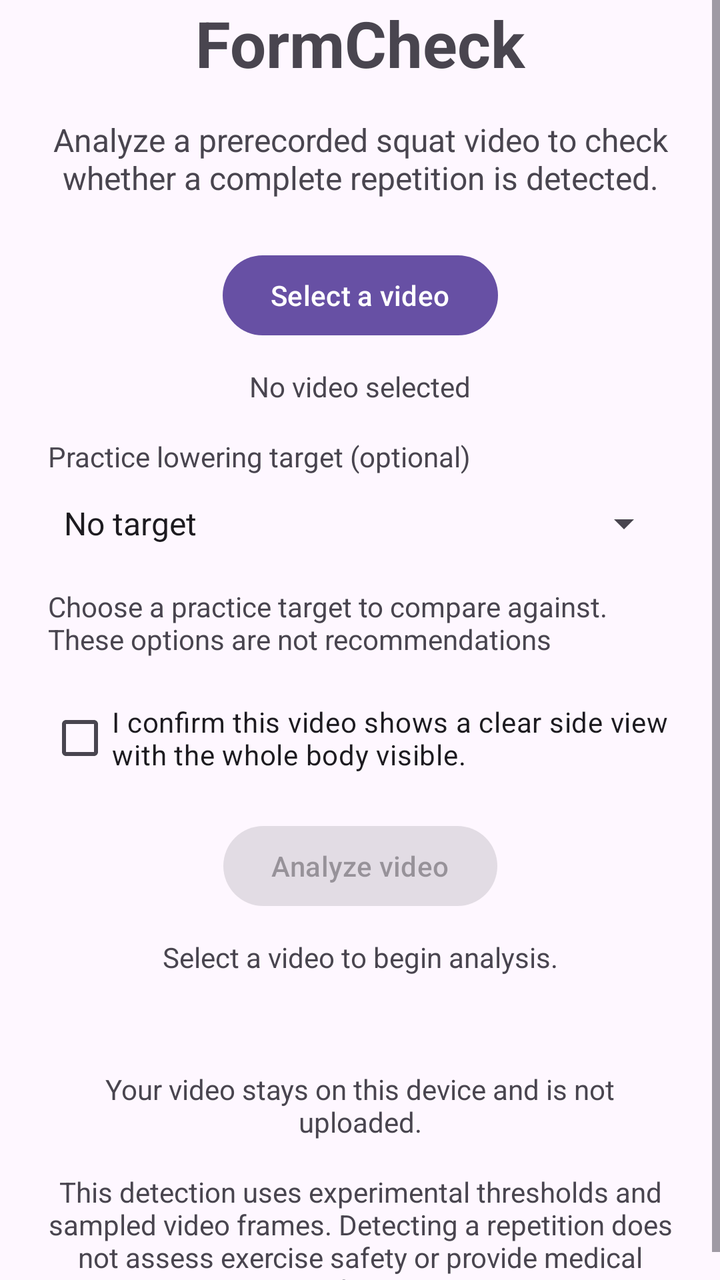
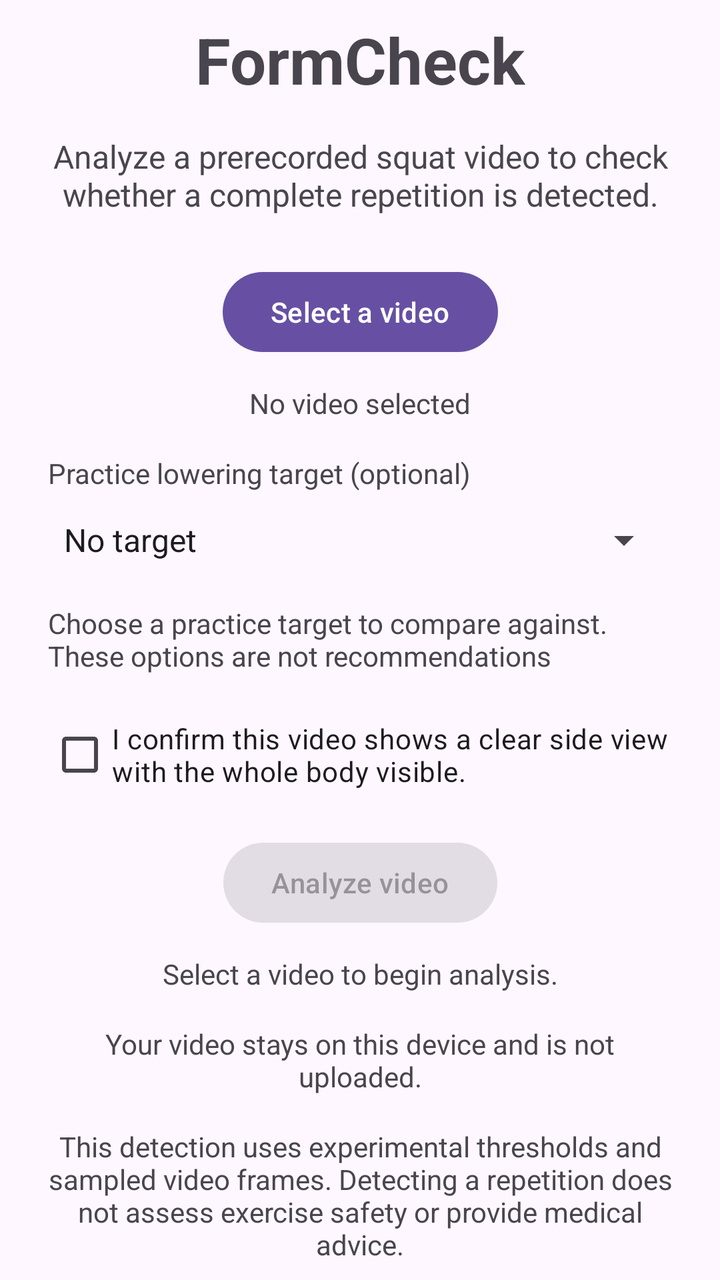

Before-and-after screenshots of an Android layout around one commit, followed by the original layout XML and the change that was made.
<!-- AndroidManifest.xml: application theme Theme.FormCheck -->
<!-- res/layout/activity_main.xml -->
<?xml version="1.0" encoding="utf-8"?>
<ScrollView xmlns:android="http://schemas.android.com/apk/res/android"
    xmlns:app="http://schemas.android.com/apk/res-auto"
    xmlns:tools="http://schemas.android.com/tools"
    android:id="@+id/main"
    android:layout_width="match_parent"
    android:layout_height="match_parent"
    android:fillViewport="true" >

    <androidx.constraintlayout.widget.ConstraintLayout
        android:id="@+id/mainContent"
        android:layout_width="match_parent"
        android:layout_height="wrap_content"
        tools:context=".MainActivity">

        <TextView
            android:id="@+id/appTitle"
            android:layout_width="wrap_content"
            android:layout_height="wrap_content"
            android:text="@string/app_name"
            android:textSize="32sp"
            android:textStyle="bold"
            app:layout_constraintBottom_toTopOf="@id/videoDescriptionText"
            app:layout_constraintVertical_chainStyle="packed"
            app:layout_constraintEnd_toEndOf="parent"
            app:layout_constraintStart_toStartOf="parent"
            app:layout_constraintTop_toTopOf="parent" />

        <TextView
            android:id="@+id/videoDescriptionText"
            android:layout_width="0dp"
            android:layout_height="wrap_content"
            android:layout_marginStart="24dp"
            android:layout_marginTop="16dp"
            android:layout_marginEnd="24dp"
            android:gravity="center"
            android:text="@string/video_description"
            android:textSize="16sp"
            app:layout_constraintStart_toStartOf="parent"
            app:layout_constraintEnd_toEndOf="parent"
            app:layout_constraintTop_toBottomOf="@id/appTitle"
            app:layout_constraintBottom_toTopOf="@id/selectVideoButton" />

        <Button
            android:id="@+id/selectVideoButton"
            android:layout_width="wrap_content"
            android:layout_height="wrap_content"
            android:layout_marginTop="24dp"
            android:minHeight="48dp"
            android:text="@string/select_video"
            app:layout_constraintStart_toStartOf="parent"
            app:layout_constraintEnd_toEndOf="parent"
            app:layout_constraintTop_toBottomOf="@id/videoDescriptionText"
            app:layout_constraintBottom_toTopOf="@id/selectionStatusText" />

        <TextView
            android:id="@+id/selectionStatusText"
            android:layout_width="0dp"
            android:layout_height="wrap_content"
            android:layout_marginStart="24dp"
            android:layout_marginTop="12dp"
            android:layout_marginEnd="24dp"
            android:gravity="center"
            android:text="@string/no_video_selected"
            android:textSize="14sp"
            app:layout_constraintStart_toStartOf="parent"
            app:layout_constraintEnd_toEndOf="parent"
            app:layout_constraintTop_toBottomOf="@id/selectVideoButton"
            app:layout_constraintBottom_toTopOf="@id/loweringTargetLabel" />

        <TextView
            android:id="@+id/loweringTargetLabel"
            android:layout_width="0dp"
            android:layout_height="wrap_content"
            android:layout_marginStart="24dp"
            android:layout_marginEnd="24dp"
            android:layout_marginTop="16dp"
            android:text="@string/lowering_target_label"
            android:labelFor="@id/loweringTargetSpinner"
            app:layout_constraintStart_toStartOf="parent"
            app:layout_constraintEnd_toEndOf="parent"
            app:layout_constraintTop_toBottomOf="@id/selectionStatusText"
            app:layout_constraintBottom_toTopOf="@id/loweringTargetSpinner" />

        <Spinner
            android:id="@+id/loweringTargetSpinner"
            android:layout_width="0dp"
            android:layout_height="wrap_content"
            android:minHeight="48dp"
            android:layout_marginStart="24dp"
            android:layout_marginEnd="24dp"
            android:entries="@array/lowering_target_options"
            android:spinnerMode="dropdown"
            app:layout_constraintStart_toStartOf="parent"
            app:layout_constraintEnd_toEndOf="parent"
            app:layout_constraintTop_toBottomOf="@id/loweringTargetLabel"
            app:layout_constraintBottom_toTopOf="@id/loweringTargetHelp" />
        
        <TextView
            android:id="@+id/loweringTargetHelp"
            android:layout_width="0dp"
            android:layout_height="wrap_content"
            android:text="@string/lowering_target_help"
            android:layout_marginStart="24dp"
            android:layout_marginEnd="24dp"
            android:layout_marginTop="8dp"
            android:textSize="14sp"
            app:layout_constraintStart_toStartOf="parent"
            app:layout_constraintEnd_toEndOf="parent"
            app:layout_constraintTop_toBottomOf="@id/loweringTargetSpinner"
            app:layout_constraintBottom_toTopOf="@id/recordingSuitabilityCheckBox" />

        <CheckBox
            android:id="@+id/recordingSuitabilityCheckBox"
            android:layout_width="0dp"
            android:layout_height="wrap_content"
            android:minHeight="48dp"
            android:layout_marginStart="24dp"
            android:layout_marginEnd="24dp"
            android:layout_marginTop="16dp"
            android:text="@string/recording_confirmation"
            android:checked="false"
            app:layout_constraintStart_toStartOf="parent"
            app:layout_constraintEnd_toEndOf="parent"
            app:layout_constraintTop_toBottomOf="@id/loweringTargetHelp"
            app:layout_constraintBottom_toTopOf="@id/analyzeVideoButton" />

        <Button
            android:id="@+id/analyzeVideoButton"
            android:layout_width="wrap_content"
            android:layout_height="wrap_content"
            android:text="@string/analyze_video"
            android:enabled="false"
            android:minHeight="48dp"
            android:layout_marginTop="16dp"
            app:layout_constraintStart_toStartOf="parent"
            app:layout_constraintEnd_toEndOf="parent"
            app:layout_constraintTop_toBottomOf="@id/recordingSuitabilityCheckBox"
            app:layout_constraintBottom_toTopOf="@id/analysisResultText" />

        <TextView
            android:id="@+id/analysisResultText"
            android:layout_width="0dp"
            android:layout_height="wrap_content"
            android:layout_marginStart="24dp"
            android:layout_marginEnd="24dp"
            android:layout_marginTop="12dp"
            android:gravity="center"
            android:text="@string/analysis_not_started"
            android:textSize="14sp"
            app:layout_constraintStart_toStartOf="parent"
            app:layout_constraintEnd_toEndOf="parent"
            app:layout_constraintTop_toBottomOf="@id/analyzeVideoButton"
            app:layout_constraintBottom_toTopOf="@id/repetitionDetailsText" />

        <TextView
            android:id="@+id/repetitionDetailsText"
            android:layout_width="0dp"
            android:layout_height="wrap_content"
            android:layout_marginStart="24dp"
            android:layout_marginEnd="24dp"
            android:layout_marginTop="12dp"
            android:gravity="center"
            android:text=""
            android:textSize="14sp"
            app:layout_constraintStart_toStartOf="parent"
            app:layout_constraintEnd_toEndOf="parent"
            app:layout_constraintTop_toBottomOf="@id/analysisResultText"
            app:layout_constraintBottom_toTopOf="@id/privacyText" />

        <TextView
            android:id="@+id/privacyText"
            android:layout_width="0dp"
            android:layout_height="wrap_content"
            android:layout_marginStart="24dp"
            android:layout_marginTop="16dp"
            android:layout_marginEnd="24dp"
            android:gravity="center"
            android:text="@string/privacy_message"
            android:textSize="14sp"
            app:layout_constraintStart_toStartOf="parent"
            app:layout_constraintEnd_toEndOf="parent"
            app:layout_constraintTop_toBottomOf="@id/repetitionDetailsText"
            app:layout_constraintBottom_toTopOf="@id/analysisLimitationsText" />

        <TextView
            android:id="@+id/analysisLimitationsText"
            android:layout_width="0dp"
            android:layout_height="wrap_content"
            android:layout_marginStart="24dp"
            android:layout_marginTop="16dp"
            android:layout_marginEnd="24dp"
            android:gravity="center"
            android:text="@string/analysis_limitations"
            android:textSize="14sp"
            app:layout_constraintStart_toStartOf="parent"
            app:layout_constraintEnd_toEndOf="parent"
            app:layout_constraintTop_toBottomOf="@id/privacyText"
            app:layout_constraintBottom_toBottomOf="parent" />

    </androidx.constraintlayout.widget.ConstraintLayout>
</ScrollView>
<!-- resources referenced by this layout -->
<resources>
  <string-array name="lowering_target_options"><item>No target</item><item>1 second</item><item>2 seconds</item><item>3 seconds</item><item>4 seconds</item></string-array>
  <string name="analysis_limitations">This detection uses experimental thresholds and sampled video frames. Detecting a repetition does not assess exercise safety or provide medical advice.</string>
  <string name="analysis_not_started">Select a video to begin analysis.</string>
  <string name="analyze_video">Analyze video</string>
  <string name="app_name">FormCheck</string>
  <string name="lowering_target_help">Choose a practice target to compare against. These options are not recommendations</string>
  <string name="lowering_target_label">Practice lowering target (optional)</string>
  <string name="no_video_selected">No video selected</string>
  <string name="privacy_message">Your video stays on this device and is not uploaded.</string>
  <string name="recording_confirmation">I confirm this video shows a clear side view with the whole body visible.</string>
  <string name="select_video">Select a video</string>
  <string name="video_description">Analyze a prerecorded squat video to check whether a complete repetition is detected.</string>
  <style name="Theme.FormCheck" parent="Base.Theme.FormCheck" />
  <style name="Base.Theme.FormCheck" parent="Theme.Material3.DayNight.NoActionBar">
          
          
      </style>
</resources>

<!-- the commit's change to res/layout/activity_main.xml (unified diff, before → after) -->
@@ -136,6 +136,19 @@
             app:layout_constraintStart_toStartOf="parent"
             app:layout_constraintEnd_toEndOf="parent"
             app:layout_constraintTop_toBottomOf="@id/recordingSuitabilityCheckBox"
+            app:layout_constraintBottom_toTopOf="@id/cancelAnalysisButton" />
+
+        <Button
+            android:id="@+id/cancelAnalysisButton"
+            android:layout_width="wrap_content"
+            android:layout_height="wrap_content"
+            android:layout_marginTop="8dp"
+            android:minHeight="48dp"
+            android:text="@string/cancel_analysis"
+            android:visibility="gone"
+            app:layout_constraintStart_toStartOf="parent"
+            app:layout_constraintEnd_toEndOf="parent"
+            app:layout_constraintTop_toBottomOf="@id/analyzeVideoButton"
             app:layout_constraintBottom_toTopOf="@id/analysisResultText" />
 
         <TextView
@@ -150,37 +163,22 @@
             android:textSize="14sp"
             app:layout_constraintStart_toStartOf="parent"
             app:layout_constraintEnd_toEndOf="parent"
-            app:layout_constraintTop_toBottomOf="@id/analyzeVideoButton"
-            app:layout_constraintBottom_toTopOf="@id/repetitionDetailsText" />
-
-        <TextView
-            android:id="@+id/repetitionDetailsText"
-            android:layout_width="0dp"
-            android:layout_height="wrap_content"
-            android:layout_marginStart="24dp"
-            android:layout_marginEnd="24dp"
-            android:layout_marginTop="12dp"
-            android:gravity="center"
-            android:text=""
+            app:layout_constraintTop_toBottomOf="@id/cancelAnalysisButton"
+            app:layout_constraintBottom_toTopOf="@id/privacyText" />
+
+        <TextView
+            android:id="@+id/privacyText"
+            android:layout_width="0dp"
+            android:layout_height="wrap_content"
+            android:layout_marginStart="24dp"
+            android:layout_marginTop="16dp"
+            android:layout_marginEnd="24dp"
+            android:gravity="center"
+            android:text="@string/privacy_message"
             android:textSize="14sp"
             app:layout_constraintStart_toStartOf="parent"
             app:layout_constraintEnd_toEndOf="parent"
             app:layout_constraintTop_toBottomOf="@id/analysisResultText"
-            app:layout_constraintBottom_toTopOf="@id/privacyText" />
-
-        <TextView
-            android:id="@+id/privacyText"
-            android:layout_width="0dp"
-            android:layout_height="wrap_content"
-            android:layout_marginStart="24dp"
-            android:layout_marginTop="16dp"
-            android:layout_marginEnd="24dp"
-            android:gravity="center"
-            android:text="@string/privacy_message"
-            android:textSize="14sp"
-            app:layout_constraintStart_toStartOf="parent"
-            app:layout_constraintEnd_toEndOf="parent"
-            app:layout_constraintTop_toBottomOf="@id/repetitionDetailsText"
             app:layout_constraintBottom_toTopOf="@id/analysisLimitationsText" />
 
         <TextView
<!-- resource entries referenced after the edit -->
@@ -5,6 +5,7 @@
   <string name="analysis_not_started">Select a video to begin analysis.</string>
   <string name="analyze_video">Analyze video</string>
   <string name="app_name">FormCheck</string>
+  <string name="cancel_analysis">Cancel analysis</string>
   <string name="lowering_target_help">Choose a practice target to compare against. These options are not recommendations</string>
   <string name="lowering_target_label">Practice lowering target (optional)</string>
   <string name="no_video_selected">No video selected</string>
